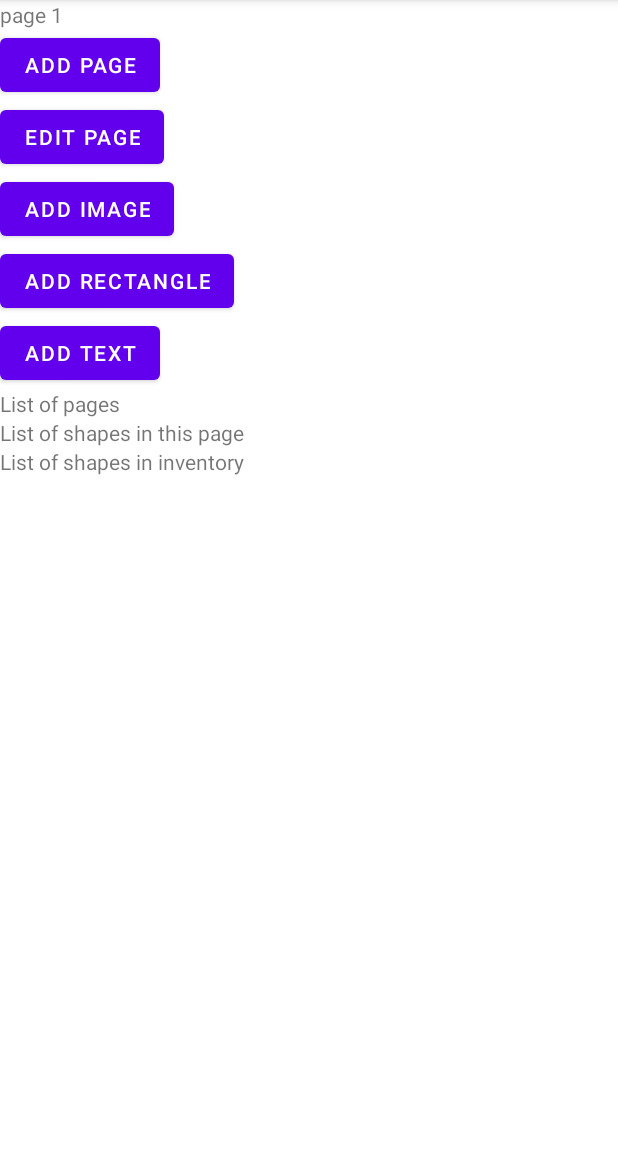
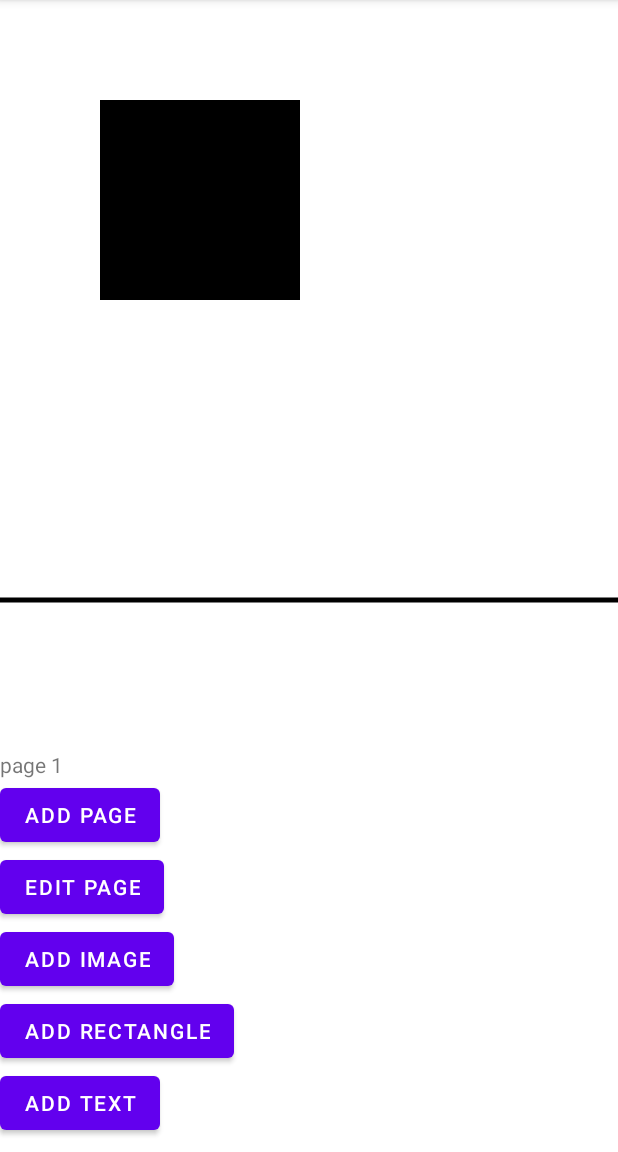
Before and after one commit to katherineyip/cs108project, an Android app: the EditorActivity screen opened directly, with no data from a screen before it, on a phone screen of 412 x 824 dp, the part 84-1236 px from its top. Run offline under Robolectric (Android 15) with nearby library versions, the phone set to English and light mode, and no system bars.

Commit message:
track counts of total shape in a game

```diff
--- a/BunnyWorld/app/src/main/java/edu/stanford/cs108/EditorActivity.java
+++ b/BunnyWorld/app/src/main/java/edu/stanford/cs108/EditorActivity.java
@@ -93,8 +93,6 @@ public class EditorActivity extends AppCompatActivity {
         System.out.println("page list size: " + singletonData.getCurrentGame().getPageList().size());
         System.out.println("inventory list size: " + singletonData.getCurrentGame().getInventoryShapeList().size());
         System.out.println("shape list size on this page: " + game.getCurrentPage().getShapeList().size());
-
-
     }
 
     /**
--- a/BunnyWorld/app/src/main/java/edu/stanford/cs108/Game.java
+++ b/BunnyWorld/app/src/main/java/edu/stanford/cs108/Game.java
@@ -89,6 +89,16 @@ public class Game {
         starterPage = newStarterPage;
     }
 
+    // Get a count of all shapes for new shape's naming purpose
+    public int getNumShapesInGame() {
+        int numShapes = 0;
+        for (Page page : this.getPageList()) {
+            numShapes += page.getNumShapesOnPage();
+        }
+        System.out.println("get num shapes in game " + numShapes);
+        return numShapes;
+    }
+
     @Override
     // This allow spinners to display String gameName rather than the object name
     public String toString() {
--- a/BunnyWorld/app/src/main/java/edu/stanford/cs108/PageView.java
+++ b/BunnyWorld/app/src/main/java/edu/stanford/cs108/PageView.java
@@ -34,8 +34,6 @@ public class PageView extends View {
 
     // TODO: remove this line once we can automatically get rectColor from the RectShape object itself.
     Paint rectColor = new Paint(Color.BLACK);
-
-
 
 
     public PageView(Context context, AttributeSet attrs) {
@@ -117,7 +115,4 @@ public class PageView extends View {
         System.out.println(this.inInventory);
         return true;
     }
-
-
-
 }
--- a/BunnyWorld/app/src/main/java/edu/stanford/cs108/Script.java
+++ b/BunnyWorld/app/src/main/java/edu/stanford/cs108/Script.java
@@ -18,6 +18,10 @@ public class Script {
 	 * ex. "on click play sound throw bottle; on drop carrot say hello" will generate
 	 * <["on click" : [play, sound], [throw, bottle]], ["on drop" : [drop, carrot], [say, hello]]>
 	 * */
+
+
+
+
 
 	public static void setPageScript(Page page) {
 		String script = page.pageScript;
--- a/BunnyWorld/app/src/main/res/layout/activity_editor.xml
+++ b/BunnyWorld/app/src/main/res/layout/activity_editor.xml
@@ -7,6 +7,11 @@
     android:layout_height="match_parent"
     android:orientation="vertical"
     tools:context=".EditorActivity">
+
+    <edu.stanford.cs108.PageView
+        android:id="@+id/pageView"
+        android:layout_width="match_parent"
+        android:layout_height="500dp" />
 
         <TextView
             android:id="@+id/pageName"
@@ -49,58 +54,6 @@
             android:text="Add text"
             android:layout_marginRight="10dp"/>
 
-    <LinearLayout
-        android:layout_width="wrap_content"
-        android:layout_height="wrap_content"
-        android:orientation="horizontal">
-
-        <TextView
-            android:layout_width="wrap_content"
-            android:layout_height="wrap_content"
-            android:text="List of pages"/>
-
-        <TextView
-            android:id="@+id/tempPageList"
-            android:layout_width="wrap_content"
-            android:layout_height="wrap_content"
-            android:text="" />
-
-    </LinearLayout>
-
-    <LinearLayout
-        android:layout_width="wrap_content"
-        android:layout_height="wrap_content"
-        android:orientation="horizontal">
-
-        <TextView
-            android:layout_width="wrap_content"
-            android:layout_height="wrap_content"
-            android:text="List of shapes in this page"/>
-
-        <TextView
-            android:id="@+id/tempShapeList"
-            android:layout_width="wrap_content"
-            android:layout_height="wrap_content" />
-
-    </LinearLayout>
-
-    <LinearLayout
-        android:layout_width="wrap_content"
-        android:layout_height="wrap_content"
-        android:orientation="horizontal">
-
-        <TextView
-            android:layout_width="wrap_content"
-            android:layout_height="wrap_content"
-            android:text="List of shapes in inventory"/>
-
-        <TextView
-            android:id="@+id/tempInventoryList"
-            android:layout_width="wrap_content"
-            android:layout_height="wrap_content" />
-
-    </LinearLayout>
-
 
 
 </LinearLayout>
--- a/BunnyWorld/app/src/main/res/layout/activity_game.xml
+++ b/BunnyWorld/app/src/main/res/layout/activity_game.xml
@@ -10,7 +10,6 @@
     <edu.stanford.cs108.PageView
         android:id="@+id/pageView"
         android:layout_width="match_parent"
-        android:layout_height="match_parent"
-        />
+        android:layout_height="match_parent" />
 
 </LinearLayout>
```
